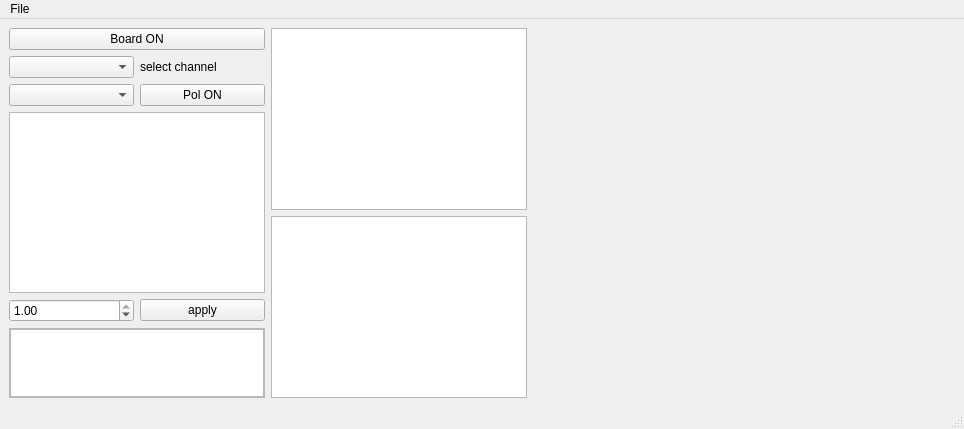
First picture: the form in program_turnon/ui/main_window.ui, repository lspestrip/striptease, before the edit.
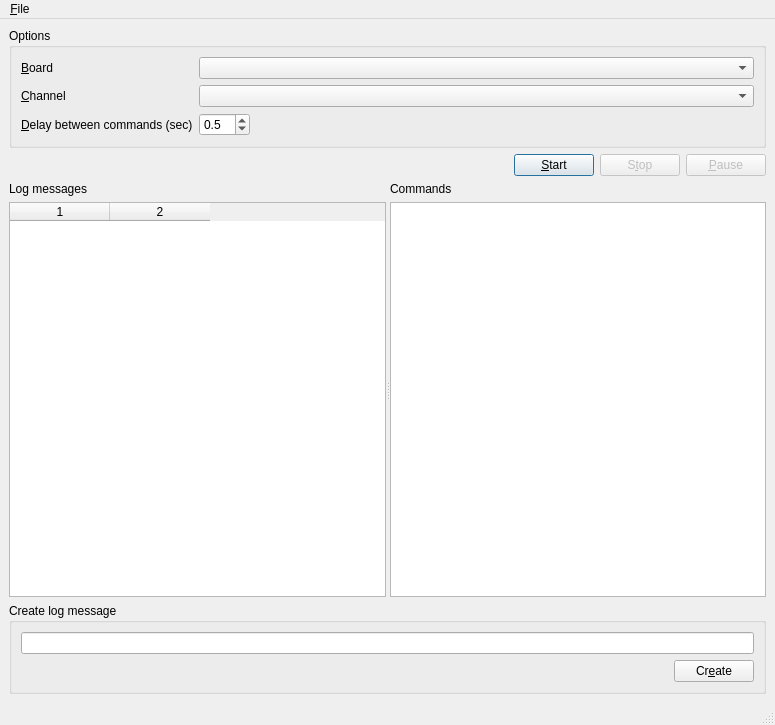
Second picture: the form after the edit. Icons and pictures are not drawn. Custom widgets are drawn as their Qt base class.

What changed in the file:
```diff
--- a/program_turnon/ui/main_window.ui
+++ b/program_turnon/ui/main_window.ui
@@ -6,181 +6,256 @@
    <rect>
     <x>0</x>
     <y>0</y>
-    <width>964</width>
-    <height>429</height>
+    <width>775</width>
+    <height>725</height>
    </rect>
   </property>
   <property name="windowTitle">
    <string>MainWindow</string>
   </property>
   <widget class="QWidget" name="centralwidget">
-   <layout class="QFormLayout" name="formLayout">
-    <item row="0" column="0">
-     <layout class="QVBoxLayout" name="verticalLayout">
+   <layout class="QVBoxLayout" name="verticalLayout_5">
+    <item>
+     <widget class="QGroupBox" name="groupBox">
+      <property name="sizePolicy">
+       <sizepolicy hsizetype="Preferred" vsizetype="Fixed">
+        <horstretch>0</horstretch>
+        <verstretch>0</verstretch>
+       </sizepolicy>
+      </property>
+      <property name="title">
+       <string>Options</string>
+      </property>
+      <layout class="QVBoxLayout" name="verticalLayout_3">
+       <property name="sizeConstraint">
+        <enum>QLayout::SetDefaultConstraint</enum>
+       </property>
+       <item>
+        <layout class="QFormLayout" name="formLayout">
+         <property name="sizeConstraint">
+          <enum>QLayout::SetDefaultConstraint</enum>
+         </property>
+         <property name="fieldGrowthPolicy">
+          <enum>QFormLayout::ExpandingFieldsGrow</enum>
+         </property>
+         <item row="0" column="0">
+          <widget class="QLabel" name="board_label">
+           <property name="sizePolicy">
+            <sizepolicy hsizetype="Minimum" vsizetype="Preferred">
+             <horstretch>0</horstretch>
+             <verstretch>0</verstretch>
+            </sizepolicy>
+           </property>
+           <property name="text">
+            <string>&amp;Board</string>
+           </property>
+           <property name="buddy">
+            <cstring>list_boards</cstring>
+           </property>
+          </widget>
+         </item>
+         <item row="0" column="1">
+          <widget class="QComboBox" name="list_boards">
+           <property name="sizePolicy">
+            <sizepolicy hsizetype="MinimumExpanding" vsizetype="Fixed">
+             <horstretch>0</horstretch>
+             <verstretch>0</verstretch>
+            </sizepolicy>
+           </property>
+           <property name="toolTip">
+            <string>&lt;html&gt;&lt;head/&gt;&lt;body&gt;&lt;p&gt;Name of the board to turn on&lt;/p&gt;&lt;/body&gt;&lt;/html&gt;</string>
+           </property>
+          </widget>
+         </item>
+         <item row="1" column="1">
+          <widget class="QComboBox" name="list_channels">
+           <property name="sizePolicy">
+            <sizepolicy hsizetype="MinimumExpanding" vsizetype="Fixed">
+             <horstretch>0</horstretch>
+             <verstretch>0</verstretch>
+            </sizepolicy>
+           </property>
+          </widget>
+         </item>
+         <item row="1" column="0">
+          <widget class="QLabel" name="channel_label">
+           <property name="text">
+            <string>&amp;Channel</string>
+           </property>
+           <property name="buddy">
+            <cstring>list_channels</cstring>
+           </property>
+          </widget>
+         </item>
+         <item row="2" column="0">
+          <widget class="QLabel" name="delay_label">
+           <property name="text">
+            <string>&amp;Delay between commands (sec)</string>
+           </property>
+           <property name="buddy">
+            <cstring>delay_spinbox</cstring>
+           </property>
+          </widget>
+         </item>
+         <item row="2" column="1">
+          <widget class="QDoubleSpinBox" name="delay_spinbox">
+           <property name="decimals">
+            <number>1</number>
+           </property>
+           <property name="maximum">
+            <double>60.000000000000000</double>
+           </property>
+           <property name="singleStep">
+            <double>0.500000000000000</double>
+           </property>
+           <property name="value">
+            <double>0.500000000000000</double>
+           </property>
+          </widget>
+         </item>
+        </layout>
+       </item>
+      </layout>
+     </widget>
+    </item>
+    <item>
+     <layout class="QHBoxLayout" name="horizontalLayout_6">
       <item>
-       <layout class="QHBoxLayout" name="horizontalLayout_2">
-        <item>
-         <widget class="QPushButton" name="btn_board_on">
-          <property name="text">
-           <string>Board ON</string>
-          </property>
-         </widget>
-        </item>
-       </layout>
-      </item>
-      <item>
-       <layout class="QHBoxLayout" name="horizontalLayout">
-        <property name="sizeConstraint">
-         <enum>QLayout::SetDefaultConstraint</enum>
+       <spacer name="horizontalSpacer">
+        <property name="orientation">
+         <enum>Qt::Horizontal</enum>
         </property>
-        <item>
-         <widget class="QComboBox" name="list_channels"/>
-        </item>
-        <item>
-         <widget class="QLabel" name="label">
-          <property name="text">
-           <string>select channel</string>
-          </property>
-         </widget>
-        </item>
-       </layout>
+        <property name="sizeHint" stdset="0">
+         <size>
+          <width>40</width>
+          <height>20</height>
+         </size>
+        </property>
+       </spacer>
       </item>
       <item>
-       <layout class="QHBoxLayout" name="horizontalLayout_6">
-        <item>
-         <widget class="QComboBox" name="list_pol_mode"/>
-        </item>
-        <item>
-         <widget class="QPushButton" name="btn_pol_on">
-          <property name="text">
-           <string>Pol ON</string>
-          </property>
-         </widget>
-        </item>
-       </layout>
-      </item>
-      <item>
-       <widget class="QTableWidget" name="table_calibration"/>
-      </item>
-      <item>
-       <layout class="QHBoxLayout" name="horizontalLayout_3">
-        <item>
-         <widget class="QDoubleSpinBox" name="step_calib">
-          <property name="maximum">
-           <double>1.000000000000000</double>
-          </property>
-          <property name="singleStep">
-           <double>0.100000000000000</double>
-          </property>
-          <property name="value">
-           <double>1.000000000000000</double>
-          </property>
-         </widget>
-        </item>
-        <item>
-         <widget class="QPushButton" name="btn_apply_calib">
-          <property name="text">
-           <string>apply</string>
-          </property>
-         </widget>
-        </item>
-       </layout>
-      </item>
-      <item>
-       <widget class="QScrollArea" name="scrollArea">
-        <property name="widgetResizable">
+       <widget class="QPushButton" name="start_button">
+        <property name="toolTip">
+         <string>&lt;html&gt;&lt;head/&gt;&lt;body&gt;&lt;p&gt;Start the turn-on procedure&lt;/p&gt;&lt;/body&gt;&lt;/html&gt;</string>
+        </property>
+        <property name="text">
+         <string>&amp;Start</string>
+        </property>
+        <property name="default">
          <bool>true</bool>
         </property>
-        <widget class="QWidget" name="scrollAreaWidgetContents">
-         <property name="geometry">
-          <rect>
-           <x>0</x>
-           <y>0</y>
-           <width>254</width>
-           <height>68</height>
-          </rect>
-         </property>
-         <property name="sizePolicy">
-          <sizepolicy hsizetype="Expanding" vsizetype="Expanding">
-           <horstretch>0</horstretch>
-           <verstretch>0</verstretch>
-          </sizepolicy>
-         </property>
-         <widget class="QListWidget" name="listWidget">
-          <property name="geometry">
-           <rect>
-            <x>0</x>
-            <y>0</y>
-            <width>254</width>
-            <height>68</height>
-           </rect>
-          </property>
-          <property name="sizePolicy">
-           <sizepolicy hsizetype="Preferred" vsizetype="Preferred">
-            <horstretch>1</horstretch>
-            <verstretch>1</verstretch>
-           </sizepolicy>
-          </property>
-         </widget>
-        </widget>
        </widget>
       </item>
+      <item>
+       <widget class="QPushButton" name="stop_button">
+        <property name="enabled">
+         <bool>false</bool>
+        </property>
+        <property name="text">
+         <string>S&amp;top</string>
+        </property>
+       </widget>
+      </item>
+      <item>
+       <widget class="QPushButton" name="pause_button">
+        <property name="enabled">
+         <bool>false</bool>
+        </property>
+        <property name="text">
+         <string>&amp;Pause</string>
+        </property>
+       </widget>
+      </item>
      </layout>
     </item>
-    <item row="0" column="1">
-     <layout class="QVBoxLayout" name="verticalLayout_2" stretch="0,0">
-      <property name="sizeConstraint">
-       <enum>QLayout::SetDefaultConstraint</enum>
+    <item>
+     <widget class="QSplitter" name="splitter">
+      <property name="orientation">
+       <enum>Qt::Horizontal</enum>
       </property>
-      <item>
-       <layout class="QHBoxLayout" name="horizontalLayout_4">
+      <widget class="QWidget" name="">
+       <layout class="QVBoxLayout" name="verticalLayout">
         <item>
-         <widget class="QTableWidget" name="table_sci">
-          <property name="sizePolicy">
-           <sizepolicy hsizetype="Minimum" vsizetype="Expanding">
-            <horstretch>0</horstretch>
-            <verstretch>0</verstretch>
-           </sizepolicy>
+         <widget class="QLabel" name="log_label">
+          <property name="text">
+           <string>Log messages</string>
           </property>
          </widget>
         </item>
         <item>
-         <widget class="PolMplCanvas" name="plot_sci" native="true">
-          <property name="sizePolicy">
-           <sizepolicy hsizetype="Preferred" vsizetype="Preferred">
-            <horstretch>1</horstretch>
-            <verstretch>0</verstretch>
-           </sizepolicy>
+         <widget class="QTableWidget" name="log_widget">
+          <property name="alternatingRowColors">
+           <bool>true</bool>
           </property>
+          <property name="columnCount">
+           <number>2</number>
+          </property>
+          <column/>
+          <column/>
          </widget>
         </item>
        </layout>
-      </item>
-      <item>
-       <layout class="QHBoxLayout" name="horizontalLayout_5">
+      </widget>
+      <widget class="QWidget" name="">
+       <layout class="QVBoxLayout" name="verticalLayout_2">
         <item>
-         <widget class="QTableWidget" name="table_hk">
-          <property name="sizePolicy">
-           <sizepolicy hsizetype="Minimum" vsizetype="Expanding">
-            <horstretch>0</horstretch>
-            <verstretch>0</verstretch>
-           </sizepolicy>
+         <widget class="QLabel" name="command_label">
+          <property name="text">
+           <string>Commands</string>
           </property>
          </widget>
         </item>
         <item>
-         <widget class="PolMplCanvas" name="plot_hk" native="true">
-          <property name="sizePolicy">
-           <sizepolicy hsizetype="Preferred" vsizetype="Preferred">
-            <horstretch>1</horstretch>
-            <verstretch>0</verstretch>
-           </sizepolicy>
-          </property>
-         </widget>
+         <widget class="QTextBrowser" name="commands_widget"/>
         </item>
        </layout>
-      </item>
-     </layout>
+      </widget>
+     </widget>
+    </item>
+    <item>
+     <widget class="QGroupBox" name="groupBox_2">
+      <property name="sizePolicy">
+       <sizepolicy hsizetype="Preferred" vsizetype="Fixed">
+        <horstretch>0</horstretch>
+        <verstretch>0</verstretch>
+       </sizepolicy>
+      </property>
+      <property name="title">
+       <string>Create log message</string>
+      </property>
+      <layout class="QVBoxLayout" name="verticalLayout_4">
+       <property name="sizeConstraint">
+        <enum>QLayout::SetDefaultConstraint</enum>
+       </property>
+       <item>
+        <widget class="QLineEdit" name="log_message_edit"/>
+       </item>
+       <item>
+        <layout class="QHBoxLayout" name="horizontalLayout">
+         <item>
+          <spacer name="horizontalSpacer_2">
+           <property name="orientation">
+            <enum>Qt::Horizontal</enum>
+           </property>
+           <property name="sizeHint" stdset="0">
+            <size>
+             <width>40</width>
+             <height>20</height>
+            </size>
+           </property>
+          </spacer>
+         </item>
+         <item>
+          <widget class="QPushButton" name="new_log_button">
+           <property name="text">
+            <string>Cr&amp;eate</string>
+           </property>
+          </widget>
+         </item>
+        </layout>
+       </item>
+      </layout>
+     </widget>
     </item>
    </layout>
   </widget>
@@ -189,13 +264,13 @@
     <rect>
      <x>0</x>
      <y>0</y>
-     <width>964</width>
+     <width>775</width>
      <height>22</height>
     </rect>
    </property>
    <widget class="QMenu" name="menuFile">
     <property name="title">
-     <string>File</string>
+     <string>&amp;File</string>
     </property>
     <addaction name="actionload_board_file"/>
     <addaction name="actionload_pol_calibration"/>
@@ -214,14 +289,18 @@
    </property>
   </action>
  </widget>
- <customwidgets>
-  <customwidget>
-   <class>PolMplCanvas</class>
-   <extends>QWidget</extends>
-   <header location="global">widgets.plot.pol.h</header>
-   <container>1</container>
-  </customwidget>
- </customwidgets>
+ <tabstops>
+  <tabstop>list_boards</tabstop>
+  <tabstop>list_channels</tabstop>
+  <tabstop>delay_spinbox</tabstop>
+  <tabstop>start_button</tabstop>
+  <tabstop>stop_button</tabstop>
+  <tabstop>pause_button</tabstop>
+  <tabstop>log_widget</tabstop>
+  <tabstop>commands_widget</tabstop>
+  <tabstop>log_message_edit</tabstop>
+  <tabstop>new_log_button</tabstop>
+ </tabstops>
  <resources/>
  <connections/>
 </ui>
```
Left out of the diff: 24 changed lines with no effect on the pictures.
